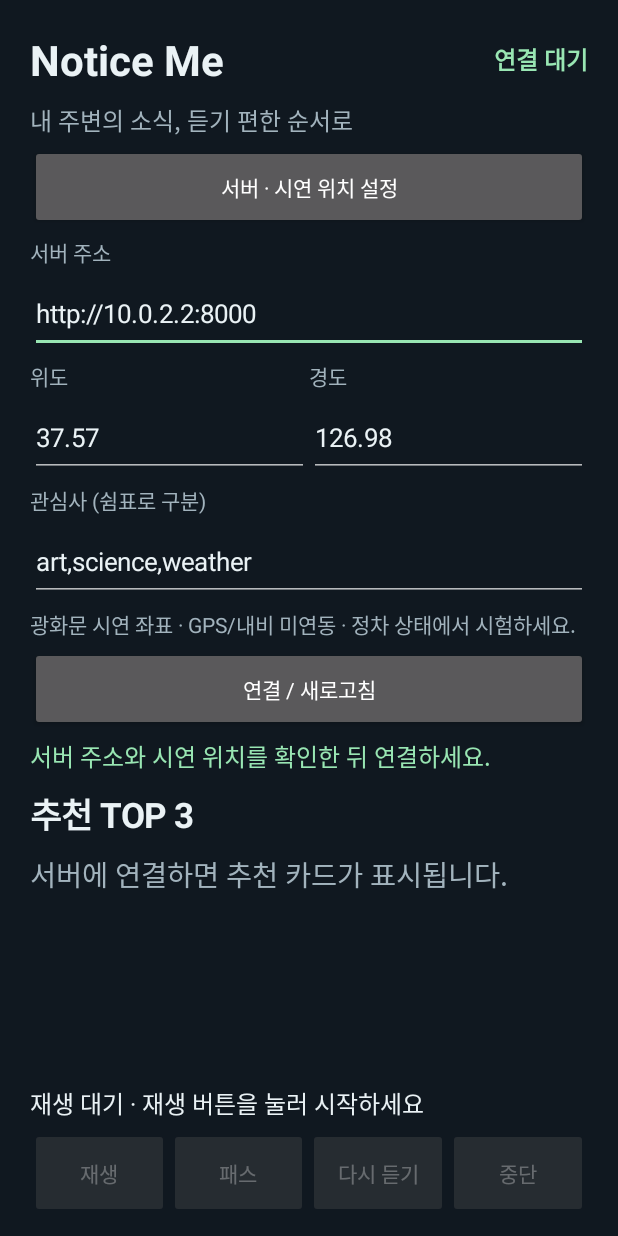
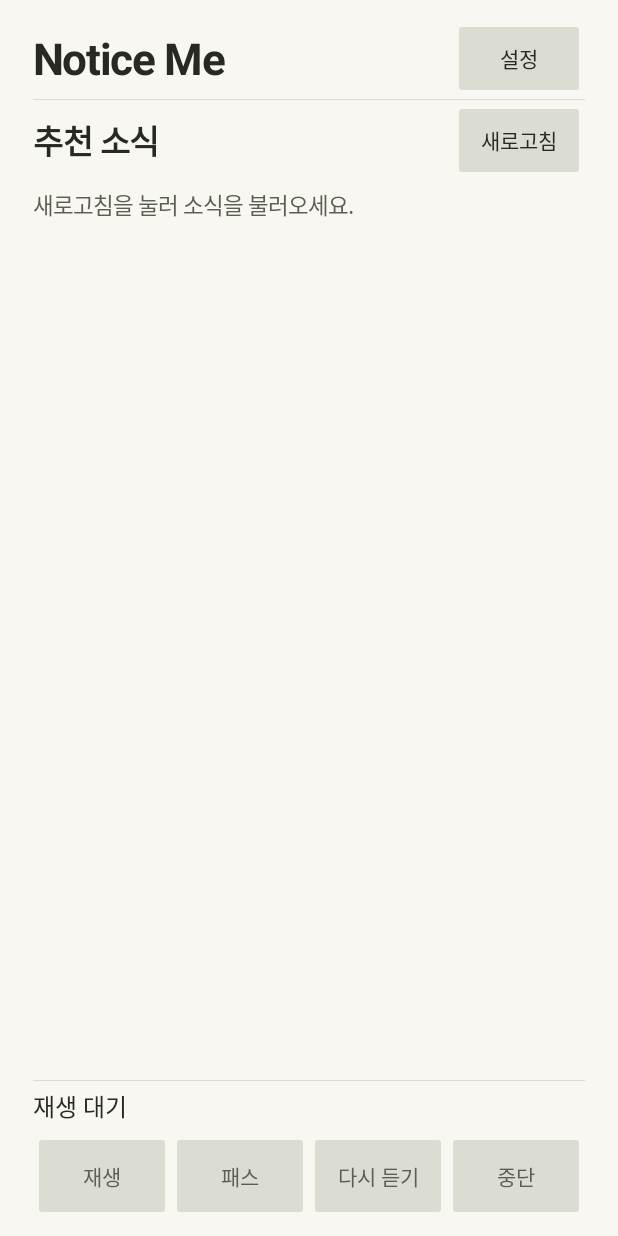
Before and after one commit to Notice-Me/notice-me, an Android app: the screen it shows after launch (MainActivity), on a phone screen of 412 x 824 dp. Run offline under Robolectric (Android 15) with nearby library versions, the phone set to English and light mode, and no system bars; 2 statements that could not run were skipped.

Commit message:
Refine vehicle feed layout and playback controls

```diff
--- a/vehicle-app/app/build.gradle.kts
+++ b/vehicle-app/app/build.gradle.kts
@@ -7,8 +7,8 @@ android {
         applicationId = "ai.noticeme.vehicle"
         minSdk = 28
         targetSdk = 34
-        versionCode = 1
-        versionName = "0.1.0"
+        versionCode = 2
+        versionName = "0.2.0"
     }
     flavorDimensions += "speech"
     productFlavors {
--- a/vehicle-app/app/src/main/java/ai/noticeme/vehicle/MainActivity.kt
+++ b/vehicle-app/app/src/main/java/ai/noticeme/vehicle/MainActivity.kt
@@ -3,7 +3,8 @@ package ai.noticeme.vehicle
 import android.app.Activity
 import android.graphics.Color
 import android.graphics.Typeface
-import android.graphics.drawable.GradientDrawable
+import android.content.res.ColorStateList
+import android.text.TextUtils
 import android.os.Bundle
 import android.text.Editable
 import android.text.InputType
@@ -25,8 +26,7 @@ class MainActivity : Activity() {
     private var controller: FeedController? = null
     private lateinit var speech: DeviceSpeechPlayer
     private lateinit var status: TextView
-    private lateinit var mode: TextView
-    private lateinit var cards: LinearLayout
+    private lateinit var stories: LinearLayout
     private lateinit var diagnostics: TextView
     private lateinit var nowPlaying: TextView
     private lateinit var play: Button
@@ -37,31 +37,34 @@ class MainActivity : Activity() {
     private lateinit var latitude: EditText
     private lateinit var longitude: EditText
     private lateinit var interests: EditText
-    private val ink = Color.rgb(234, 242, 245)
-    private val muted = Color.rgb(162, 179, 189)
-    private val accent = Color.rgb(153, 230, 179)
+    private val ink = Color.rgb(39, 41, 35)
+    private val muted = Color.rgb(91, 94, 82)
+    private val accent = Color.rgb(76, 92, 52)
+    private val paper = Color.rgb(248, 247, 241)
+    private val line = Color.rgb(220, 221, 210)
     private var shownFeed: Feed? = null
 
     override fun onCreate(savedInstanceState: Bundle?) {
         super.onCreate(savedInstanceState)
         speech = DeviceSpeechPlayer(this) { controller?.stop("다른 오디오 안내로 재생이 중단되었습니다. 다시 듣기를 누르세요.") }
-        val root = column().apply { setPadding(dp(20), dp(16), dp(20), dp(12)) }
+        val root = column().apply {
+            setBackgroundColor(paper)
+            setPadding(dp(22), dp(12), dp(22), dp(10))
+        }
+        val settings = column().apply { visibility = View.GONE }
         val heading = row()
-        heading.addView(label("Notice Me", 28, ink, true), LinearLayout.LayoutParams(0, -2, 1f))
-        mode = label("연결 대기", 16, accent, true)
-        heading.addView(mode)
+        heading.addView(label("Notice Me", 29, ink, true), LinearLayout.LayoutParams(0, -2, 1f))
+        heading.addView(button("설정") {
+            settings.visibility = if (settings.visibility == View.VISIBLE) View.GONE else View.VISIBLE
+        })
         root.addView(heading)
-        root.addView(label("내 주변의 소식, 듣기 편한 순서로", 16, muted))
+        root.addView(divider())
 
-        val scroll = ScrollView(this)
+        val scroll = ScrollView(this).apply { isFillViewport = true }
         val body = column()
         scroll.addView(body)
         root.addView(scroll, LinearLayout.LayoutParams(-1, 0, 1f))
 
-        val settings = column().apply { visibility = View.VISIBLE }
-        body.addView(button("서버 · 시연 위치 설정") {
-            settings.visibility = if (settings.visibility == View.VISIBLE) View.GONE else View.VISIBLE
-        })
         address = field("서버 주소", getPreferences(MODE_PRIVATE).getString("server", "http://10.0.2.2:8000")!!,
             InputType.TYPE_CLASS_TEXT or InputType.TYPE_TEXT_VARIATION_URI, settings)
         val coordinates = row()
@@ -73,23 +76,27 @@ class MainActivity : Activity() {
         longitude = field("경도", "126.98", decimal, right)
         settings.addView(coordinates)
         interests = field("관심사 (쉼표로 구분)", "art,science,weather", InputType.TYPE_CLASS_TEXT, settings)
-        settings.addView(label("광화문 시연 좌표 · GPS/내비 미연동 · 정차 상태에서 시험하세요.", 14, muted))
+        settings.addView(label("광화문 시연 좌표를 사용합니다.", 14, muted))
+        settings.addView(label(speech.label, 14, muted))
         body.addView(settings)
-        body.addView(button("연결 / 새로고침") { connect() })
-        status = label("", 16, accent)
+        val feedHeading = row()
+        feedHeading.addView(label("추천 소식", 22, ink, true), LinearLayout.LayoutParams(0, -2, 1f))
+        feedHeading.addView(button("새로고침") { connect() })
+        body.addView(feedHeading)
+        status = label("", 15, muted)
         status.accessibilityLiveRegion = View.ACCESSIBILITY_LIVE_REGION_POLITE
         body.addView(status)
-        body.addView(label("추천 TOP 3", 23, ink, true))
-        cards = if (resources.configuration.screenWidthDp >= 840) row() else column()
-        body.addView(cards)
         diagnostics = label("", 14, muted)
         body.addView(diagnostics)
-        root.addView(label(speech.label, 13, muted))
+        stories = column()
+        body.addView(stories)
+        root.addView(divider())
         nowPlaying = label("재생 대기", 16, ink)
         nowPlaying.maxLines = 2
+        nowPlaying.ellipsize = TextUtils.TruncateAt.END
         root.addView(nowPlaying)
         val controls = row()
-        play = button("재생") { controller?.play() }
+        play = button("재생", primary = true) { controller?.play() }
         next = button("패스") { controller?.next() }
         again = button("다시 듣기") { controller?.replay() }
         stop = button("중단") { controller?.stop() }
@@ -104,7 +111,7 @@ class MainActivity : Activity() {
             override fun onTextChanged(s: CharSequence?, start: Int, before: Int, count: Int) {
                 controller?.stop()
                 controller = null
-                render(ScreenState(message = "설정이 변경되었습니다. 연결 / 새로고침을 누르세요."))
+                render(ScreenState(message = "설정이 변경되었습니다. 새로고침을 누르세요."))
             }
             override fun afterTextChanged(s: Editable?) = Unit
         }
@@ -127,42 +134,39 @@ class MainActivity : Activity() {
 
     private fun render(state: ScreenState) {
         status.text = state.message
-        mode.text = state.feed?.dataMode ?: "연결 대기"
         play.isEnabled = state.connected && !state.busy && !state.playing
         next.isEnabled = state.connected && state.current != null
         again.isEnabled = next.isEnabled
         stop.isEnabled = state.busy || state.playing
         nowPlaying.text = state.current?.let {
-            "${if (state.playing) "듣는 중" else "선택한 소식"} · ${it.title} · ${it.dataMode}" +
+            "${if (state.playing) "듣는 중" else "선택한 소식"} · ${it.title}" +
                 if (it.verification == "SIMULATED") " · 모의 자료" else ""
-        } ?: "재생 대기 · 재생 버튼을 눌러 시작하세요"
-        if (state.feed !== shownFeed || cards.childCount == 0) {
+        } ?: "재생 대기"
+        if (state.feed !== shownFeed || stories.childCount == 0) {
             shownFeed = state.feed
-            cards.removeAllViews()
+            stories.removeAllViews()
             if (state.feed?.top3.isNullOrEmpty()) {
-                cards.addView(label(if (state.connected) "지금 조건에 맞는 새 소식이 없습니다." else "서버에 연결하면 추천 카드가 표시됩니다.", 19, muted))
-            } else state.feed!!.top3.forEachIndexed { index, item ->
-                val card = column().apply {
-                    setPadding(dp(18), dp(16), dp(18), dp(16))
-                    background = GradientDrawable().apply { setColor(Color.rgb(28, 41, 51)); cornerRadius = dp(16).toFloat() }
-                }
-                card.addView(label("0${index + 1}   ${item.dataMode}" + if (item.verification == "SIMULATED") " · 모의 자료" else "", 14, accent, true))
-                card.addView(label(item.title, 22, ink, true))
-                card.addView(label(item.brief.ifBlank { "제목과 출처만 제공되는 소식입니다." }, 17, ink))
-                card.addView(label(item.sourceName, 14, muted))
-                card.addView(label(item.sourceUrl, 12, muted))
-                card.addView(label(if (item.ttsEligible) "음성 재생 전 자격 재확인" else "화면 전용 · 음성 재생 불가", 13, accent))
-                val params = if (cards.orientation == LinearLayout.HORIZONTAL)
-                    LinearLayout.LayoutParams(0, -2, 1f) else LinearLayout.LayoutParams(-1, -2)
-                params.setMargins(dp(3), dp(8), dp(3), dp(8))
-                cards.addView(card, params)
+                if (state.connected) stories.addView(label("추천할 소식이 없습니다.", 18, muted))
+            } else state.feed!!.top3.forEach { item ->
+                stories.addView(divider())
+                val story = column().apply { setPadding(0, dp(12), 0, dp(14)) }
+                val source = buildList {
+                    add(item.sourceName)
+                    if (item.dataMode == "MOCK" || item.verification == "SIMULATED") add("모의 자료")
+                    if (!item.ttsEligible) add("읽기 전용")
+                }.filter { it.isNotBlank() }.joinToString(" · ")
+                story.addView(label(source, 14, muted))
+                story.addView(label(item.title, 22, ink, true))
+                if (item.brief.isNotBlank()) story.addView(label(item.brief, 17, ink))
+                stories.addView(story)
             }
         }
-        diagnostics.text = state.feed?.let { feed ->
-            val alerts = if (feed.alerts.isEmpty()) "" else "우선 안내 ${feed.alerts.size}건 · " +
-                feed.alerts.joinToString(" / ") { it.title + if (it.verification == "SIMULATED") " (모의 자료)" else "" } + "\n"
-            alerts + feed.diagnostics.joinToString("\n") { "${it.code} · ${it.message}" }
-        } ?: ""
+        val alerts = state.feed?.alerts.orEmpty()
+        diagnostics.text = alerts.joinToString("\n") {
+            val simulation = if (it.verification == "SIMULATED" || it.dataMode == "MOCK") " (모의 자료)" else ""
+            "우선 안내 · ${it.title}$simulation"
+        }
+        diagnostics.visibility = if (alerts.isEmpty()) View.GONE else View.VISIBLE
     }
 
     override fun onStop() {
@@ -176,10 +180,31 @@ class MainActivity : Activity() {
     private fun label(text: String, size: Int, color: Int, bold: Boolean = false) = TextView(this).apply {
         this.text = text; textSize = size.toFloat(); setTextColor(color)
         setPadding(0, dp(5), 0, dp(5))
-        if (bold) setTypeface(typeface, Typeface.BOLD)
+        if (bold) {
+            setTypeface(typeface, Typeface.BOLD)
+            letterSpacing = -0.015f
+        }
     }
-    private fun button(text: String, action: () -> Unit) = Button(this).apply {
-        this.text = text; isAllCaps = false; minHeight = dp(56)
+    private fun divider() = View(this).apply {
+        setBackgroundColor(line)
+        layoutParams = LinearLayout.LayoutParams(-1, dp(1))
+        importantForAccessibility = View.IMPORTANT_FOR_ACCESSIBILITY_NO
+    }
+    private fun button(text: String, primary: Boolean = false, action: () -> Unit) = Button(this).apply {
+        this.text = text
+        isAllCaps = false
+        minHeight = dp(54)
+        minWidth = dp(56)
+        elevation = 0f
+        stateListAnimator = null
+        backgroundTintList = ColorStateList(
+            arrayOf(intArrayOf(-android.R.attr.state_enabled), intArrayOf()),
+            intArrayOf(line, if (primary) accent else line),
+        )
+        setTextColor(ColorStateList(
+            arrayOf(intArrayOf(-android.R.attr.state_enabled), intArrayOf()),
+            intArrayOf(muted, if (primary) Color.WHITE else ink),
+        ))
         setOnClickListener { action() }
     }
     private fun field(title: String, value: String, type: Int, parent: LinearLayout): EditText {
--- a/vehicle-app/app/src/main/res/values/styles.xml
+++ b/vehicle-app/app/src/main/res/values/styles.xml
@@ -1,10 +1,11 @@
 <resources>
-    <style name="AppTheme" parent="android:style/Theme.Material.NoActionBar">
+    <style name="AppTheme" parent="android:style/Theme.Material.Light.NoActionBar">
         <item name="android:fontFamily">sans</item>
-        <item name="android:colorAccent">#99E6B3</item>
-        <item name="android:windowLightStatusBar">false</item>
-        <item name="android:statusBarColor">#101820</item>
-        <item name="android:navigationBarColor">#101820</item>
-        <item name="android:windowBackground">#101820</item>
+        <item name="android:colorAccent">#4C5C34</item>
+        <item name="android:windowLightStatusBar">true</item>
+        <item name="android:statusBarColor">#F8F7F1</item>
+        <item name="android:windowLightNavigationBar">true</item>
+        <item name="android:navigationBarColor">#F8F7F1</item>
+        <item name="android:windowBackground">#F8F7F1</item>
     </style>
 </resources>
```
Also changed, not shown: vehicle-app/app/src/main/java/ai/noticeme/vehicle/FeedController.kt (+10 -6 lines), 2 other files.
